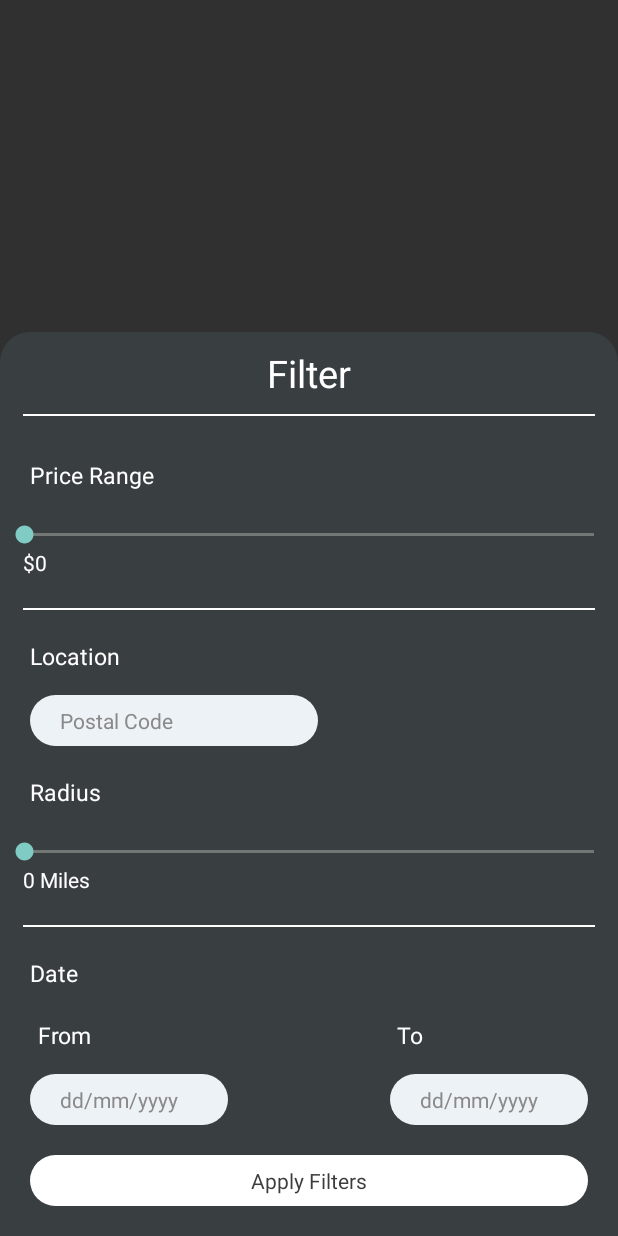
After one commit to premraval-pr/EOR, an Android app: the fragment FilterFragment shown on its own in the app's theme, on a phone screen of 412 x 824 dp. The commit adds this screen. Run offline under Robolectric (Android 15) with nearby library versions, the phone set to English and light mode, and no system bars.

Commit message:
Filter Commit

```diff
--- /dev/null
+++ b/app/src/main/java/com/example/eor/FilterFragment.java
@@ -0,0 +1,175 @@
+package com.example.eor;
+
+import android.app.DatePickerDialog;
+import android.content.Intent;
+import android.os.Bundle;
+import android.view.LayoutInflater;
+import android.view.View;
+import android.view.ViewGroup;
+import android.widget.DatePicker;
+import android.widget.EditText;
+import android.widget.SeekBar;
+import android.widget.TextView;
+import androidx.annotation.NonNull;
+import androidx.annotation.Nullable;
+import androidx.fragment.app.Fragment;
+
+
+
+import java.util.Calendar;
+
+public class FilterFragment extends Fragment {
+    DatePickerDialog picker;
+    public View __view_filter;
+    public TextView __textview_filter;
+
+
+
+
+    @Nullable
+    @Override
+    public View onCreateView(@NonNull LayoutInflater inflater, @Nullable final ViewGroup container, @Nullable Bundle savedInstanceState) {
+        __view_filter = inflater.inflate(R.layout.layout_filterposts,container,false);
+        __textview_filter = __view_filter.findViewById(R.id.__textview_FilterBtn);
+        __textview_filter.setOnClickListener(new View.OnClickListener() {
+            @Override
+            public void onClick(View v) {
+
+
+                EditText postalcode = __view_filter.findViewById(R.id.__edittext_location_filter);
+                String s_postalcode = postalcode.getText().toString();
+
+                SeekBar radiusValue = __view_filter.findViewById(R.id.__seekbar_radius);
+                int seekbar_radiusValue  = radiusValue.getProgress();
+
+
+                EditText datePickerDialogFrom = __view_filter.findViewById(R.id.__edittext_dateFrom_filter);
+                String s_datePickerDialogFrom = datePickerDialogFrom.getText().toString();
+
+                EditText datePickerDialogTo = __view_filter.findViewById(R.id.__edittext_dateTo_filter);
+                String s_datePickerDialogTo = datePickerDialogTo.getText().toString();
+
+
+
+                Intent intent = new Intent(getActivity(), SlidingDrawerActivity.class);
+                intent.putExtra("postalcode",s_postalcode);
+                intent.putExtra("Radius",seekbar_radiusValue);
+                intent.putExtra("From",s_datePickerDialogFrom);
+                intent.putExtra("To",s_datePickerDialogTo);
+                startActivity(intent);
+
+
+            }
+        });
+        final EditText __edittextFromDate = __view_filter.findViewById(R.id.__edittext_dateFrom_filter);
+        __edittextFromDate.setOnClickListener(new View.OnClickListener() {
+            @Override
+            public void onClick(View v) {
+                final Calendar cldr = Calendar.getInstance();
+                int day = cldr.get(Calendar.DAY_OF_MONTH);
+                int month = cldr.get(Calendar.MONTH);
+                int year = cldr.get(Calendar.YEAR);
+                picker = new DatePickerDialog(getContext(), new DatePickerDialog.OnDateSetListener() {
+                    @Override
+                    public void onDateSet(DatePicker view, int year, int month, int dayOfMonth) {
+                        __edittextFromDate.setText(dayOfMonth+"/"+(month+1)+"/"+year);
+                    }
+                },year,month,day);
+                picker.show();
+            }
+        });
+
+
+
+        final EditText __edittextToDate = __view_filter.findViewById(R.id.__edittext_dateTo_filter);
+        __edittextToDate.setOnClickListener(new View.OnClickListener() {
+            @Override
+            public void onClick(View v) {
+                final Calendar cldr = Calendar.getInstance();
+                int day = cldr.get(Calendar.DAY_OF_MONTH);
+                int month = cldr.get(Calendar.MONTH);
+                int year = cldr.get(Calendar.YEAR);
+                picker = new DatePickerDialog(getContext(), new DatePickerDialog.OnDateSetListener() {
+                    @Override
+                    public void onDateSet(DatePicker view, int year, int month, int dayOfMonth) {
+                        __edittextToDate.setText(dayOfMonth+"/"+(month+1)+"/"+year);
+                    }
+                },year,month,day);
+                picker.show();
+            }
+        });
+
+        SeekBar seekBarPrice_filter = __view_filter.findViewById(R.id.__seekbar_pricerange);
+
+        seekBarPrice_filter.setOnSeekBarChangeListener(new SeekBar.OnSeekBarChangeListener() {
+            @Override
+            public void onProgressChanged(SeekBar seekBar, int progress, boolean fromUser) {
+                TextView tv = __view_filter.findViewById(R.id.__textview_PriceRangeValue);
+                tv.setText(String.valueOf("$"+progress));
+
+
+                int width = seekBar.getWidth() - seekBar.getPaddingLeft() - seekBar.getPaddingRight();
+                int thumbPos = seekBar.getPaddingLeft() + width * seekBar.getProgress() / seekBar.getMax();
+
+                tv.measure(0, 0);
+                float txtW = tv.getMeasuredWidth();
+                float delta = txtW / 2;
+                tv.setX(seekBar.getX() + thumbPos - delta);
+            }
+
+            @Override
+            public void onStartTrackingTouch(SeekBar seekBar) {
+
+            }
+
+            @Override
+            public void onStopTrackingTouch(SeekBar seekBar) {
+
+            }
+        });
+
+
+
+        SeekBar seekBarRadius_filter = __view_filter.findViewById(R.id.__seekbar_radius);
+
+        seekBarRadius_filter.setOnSeekBarChangeListener(new SeekBar.OnSeekBarChangeListener() {
+            @Override
+            public void onProgressChanged(SeekBar seekBar, int progress, boolean fromUser) {
+                TextView tv = __view_filter.findViewById(R.id.__textview_RadiusValue);
+                tv.setText((progress+" Miles"));
+
+
+                int width = seekBar.getWidth() - seekBar.getPaddingLeft() - seekBar.getPaddingRight();
+                int thumbPos = seekBar.getPaddingLeft() + width * seekBar.getProgress() / seekBar.getMax();
+
+                tv.measure(0, 0);
+                int txtW = tv.getMeasuredWidth();
+                int delta = txtW / 2;
+                tv.setX(seekBar.getX() + thumbPos - delta);
+            }
+
+            @Override
+            public void onStartTrackingTouch(SeekBar seekBar) {
+
+            }
+
+            @Override
+            public void onStopTrackingTouch(SeekBar seekBar) {
+
+            }
+        });
+
+
+
+
+
+        return  __view_filter;
+
+
+
+    }
+
+
+    public FilterFragment() {
+    }
+}
--- a/app/src/main/java/com/example/eor/HomeFragment.java
+++ b/app/src/main/java/com/example/eor/HomeFragment.java
@@ -2,6 +2,7 @@ package com.example.eor;
 
 import android.content.Intent;
 import android.os.Bundle;
+import android.transition.Slide;
 import android.view.LayoutInflater;
 import android.view.View;
 import android.view.ViewGroup;
@@ -12,10 +13,12 @@ import android.widget.Toast;
 import androidx.annotation.Nullable;
 import androidx.annotation.NonNull;
 import androidx.fragment.app.Fragment;
+import androidx.fragment.app.FragmentTransaction;
 import androidx.lifecycle.Observer;
 import androidx.lifecycle.ViewModelProviders;
 import androidx.recyclerview.widget.LinearLayoutManager;
 import androidx.recyclerview.widget.RecyclerView;
+import androidx.viewpager.widget.ViewPager;
 
 import java.util.List;
 
@@ -25,6 +28,8 @@ public class HomeFragment extends Fragment implements ItemListener_ExplorePostsA
     Button __button_Post;
     List<ExplorePost_Model> list;
     ExplorePost_DAO explorePost_dao;
+
+    Button __button_filter;
     @Nullable
     @Override
     public View onCreateView(@NonNull LayoutInflater inflater, @Nullable ViewGroup container, @Nullable Bundle savedInstanceState) {
@@ -45,9 +50,25 @@ public class HomeFragment extends Fragment implements ItemListener_ExplorePostsA
                 startActivity(intent);
             }
         });
+
+        __button_filter = inboxView.findViewById(R.id.__button_filter);
+
+        __button_filter.setOnClickListener(new View.OnClickListener() {
+            @Override
+            public void onClick(View v) {
+                FilterFragment filterFragment = new FilterFragment();
+                filterFragment.setEnterTransition(new Slide());
+                filterFragment.setReturnTransition(new Slide());
+                FragmentTransaction transaction = getFragmentManager().beginTransaction();
+                transaction.replace(R.id.__constraintlayout_mainscreen_filter,filterFragment);
+                __button_Post.setVisibility(View.GONE);
+                __button_filter.setVisibility(View.GONE);
+                transaction.addToBackStack(null);
+                transaction.commit();
+            }
+        });
         return inboxView;
     }
-
     @Override
     public void onCLickPost(int position) {
         Intent intent = new Intent(getContext(),PostDescActivity.class);
--- /dev/null
+++ b/app/src/main/res/drawable-v24/layout_roundbackground_half.xml
@@ -0,0 +1,8 @@
+<?xml version="1.0" encoding="utf-8"?>
+<shape xmlns:android="http://schemas.android.com/apk/res/android"
+    android:shape="rectangle">
+    <solid android:color="#ffffff"/>
+    <corners
+        android:topLeftRadius="20dp"
+        android:topRightRadius="20dp"/>
+</shape>
--- a/app/src/main/res/layout/fragment_home.xml
+++ b/app/src/main/res/layout/fragment_home.xml
@@ -4,7 +4,8 @@
     xmlns:tools="http://schemas.android.com/tools"
     android:layout_width="match_parent"
     android:layout_height="match_parent"
-    android:background="#fff">
+    android:background="#fff"
+    android:id="@+id/__constraintlayout_mainscreen_filter">
 
     <androidx.recyclerview.widget.RecyclerView
         android:id="@+id/__recylerview_mainContent"
@@ -34,6 +35,22 @@
         android:paddingBottom="5dp"
         android:textColor="#fff"
         />
+    <androidx.viewpager.widget.ViewPager
+        android:id="@+id/__viewpager_pager_filter"
+        android:layout_width="match_parent"
+        android:layout_height="match_parent"
+        android:layout_gravity="center"
+        tools:context=".MainActivity"/>
+
+    <Button
+        android:layout_width="match_parent"
+        android:layout_height="wrap_content"
+        android:text="Filter"
+        android:id="@+id/__button_filter"
+        android:background="@drawable/layout_roundbackground_half"
+        android:backgroundTint="@color/__primaryDarkBackground"
+        app:layout_constraintBottom_toBottomOf="parent"/>
+
 
 
 </androidx.constraintlayout.widget.ConstraintLayout>
--- /dev/null
+++ b/app/src/main/res/layout/layout_filterposts.xml
@@ -0,0 +1,291 @@
+<?xml version="1.0" encoding="utf-8"?>
+<!--
+Page Use: Layout Filter XML
+Date Created: March 22,2020
+Author: Karan Patel
+-->
+<androidx.constraintlayout.widget.ConstraintLayout xmlns:android="http://schemas.android.com/apk/res/android"
+    android:layout_width="match_parent"
+    android:layout_height="match_parent"
+    xmlns:app="http://schemas.android.com/apk/res-auto"
+    android:id="@+id/__constraintlayout_filter">
+
+    <androidx.constraintlayout.widget.ConstraintLayout
+        android:layout_width="match_parent"
+        android:layout_height="wrap_content"
+        android:id="@+id/__constraintlayout_inner_filter"
+        android:background="@drawable/layout_roundbackground_half"
+        android:backgroundTint="@color/__primaryDarkBackground"
+        app:layout_constraintBottom_toBottomOf="parent">
+
+
+
+        <TextView
+            android:id="@+id/__textview_Filter"
+            android:layout_width="wrap_content"
+            android:layout_height="wrap_content"
+            android:text="Filter"
+            android:textColor="#fff"
+            android:textSize="25sp"
+            app:layout_constraintStart_toStartOf="parent"
+            app:layout_constraintEnd_toEndOf="parent"
+            android:paddingTop="10dp"
+            app:layout_constraintBottom_toTopOf="@id/__view_hr1"
+            />
+
+        <View android:background="#fff"
+            android:id="@+id/__view_hr1"
+            android:layout_width = "match_parent"
+            android:layout_height="1dp"
+            app:layout_constraintTop_toBottomOf="@id/__textview_Filter"
+            android:layout_marginHorizontal="15dp"
+            android:layout_marginTop="10dp"
+            />
+
+
+        <TextView
+            android:id="@+id/__textview_PriceRange"
+            android:layout_width="wrap_content"
+            android:layout_height="wrap_content"
+            android:text="Price Range"
+            android:textSize="15sp"
+            android:textColor="#fff"
+            app:layout_constraintTop_toBottomOf="@id/__textview_Filter"
+            app:layout_constraintStart_toStartOf="parent"
+            android:paddingLeft="20sp"
+            android:paddingTop="40dp"
+            />
+
+
+
+        <SeekBar
+            android:layout_width="match_parent"
+            android:layout_height="wrap_content"
+            android:id="@+id/__seekbar_pricerange"
+            app:layout_constraintStart_toStartOf="parent"
+            app:layout_constraintEnd_toEndOf="parent"
+            app:layout_constraintTop_toBottomOf="@id/__textview_PriceRange"
+            android:paddingLeft="20sp"
+            android:paddingTop="20dp"
+            android:max="1000"
+            android:min="0"
+            android:progressBackgroundTint="@color/__primaryLightBackground"
+            />
+
+
+        <TextView
+            android:id="@+id/__textview_PriceRangeValue"
+            android:layout_width="wrap_content"
+            android:layout_height="wrap_content"
+            android:text="$0"
+            app:layout_constraintTop_toBottomOf="@id/__seekbar_pricerange"
+            app:layout_constraintStart_toStartOf="@id/__seekbar_pricerange"
+            android:layout_marginHorizontal="15dp"
+            android:textColor="#fff"
+            />
+
+
+        <View android:background="#fff"
+            android:id="@+id/__view_hr2"
+            android:layout_width = "match_parent"
+            android:layout_height="1dp"
+            app:layout_constraintTop_toBottomOf="@id/__seekbar_pricerange"
+            android:layout_marginHorizontal="15dp"
+            android:layout_marginTop="40dp"
+            />
+
+
+        <TextView
+            android:id="@+id/__textview_Location_filter"
+            android:layout_width="wrap_content"
+            android:layout_height="wrap_content"
+            android:text="Location"
+            android:textSize="15sp"
+            android:textColor="#fff"
+            app:layout_constraintTop_toBottomOf="@id/__view_hr2"
+            app:layout_constraintStart_toStartOf="parent"
+            android:paddingLeft="20sp"
+            android:paddingTop="20dp"
+            />
+
+
+        <EditText
+            android:layout_width="match_parent"
+            android:layout_height="wrap_content"
+            android:id="@+id/__edittext_location_filter"
+            android:textSize="14sp"
+            android:hint="Postal Code"
+            android:backgroundTint="@color/__inputBackground"
+            app:layout_constraintTop_toBottomOf="@id/__textview_Location_filter"
+            app:layout_constraintStart_toStartOf="parent"
+            app:layout_constraintEnd_toEndOf="parent"
+            app:layout_constraintBottom_toTopOf="@id/__textview_Radius_filter"
+            android:padding="7dp"
+            android:textColorHint="@color/__hintColor"
+            android:textColor="@color/__textColor"
+            android:layout_marginTop="15dp"
+            android:paddingStart="20dp"
+            android:layout_marginStart="20dp"
+            android:layout_marginEnd="200dp"
+            android:background="@drawable/layout_roundbackground"
+            android:maxLines="1"/>
+
+
+        <TextView
+            android:id="@+id/__textview_Radius_filter"
+            android:layout_width="wrap_content"
+            android:layout_height="wrap_content"
+            android:text="Radius"
+            android:textSize="15sp"
+            android:textColor="#fff"
+            app:layout_constraintTop_toBottomOf="@id/__edittext_location_filter"
+            app:layout_constraintStart_toStartOf="parent"
+            android:paddingLeft="20sp"
+            android:paddingTop="20dp"
+            />
+
+
+
+        <SeekBar
+            android:layout_width="match_parent"
+            android:layout_height="wrap_content"
+            android:id="@+id/__seekbar_radius"
+            app:layout_constraintStart_toStartOf="parent"
+            app:layout_constraintEnd_toEndOf="parent"
+            app:layout_constraintTop_toBottomOf="@id/__textview_Radius_filter"
+            android:paddingLeft="20sp"
+            android:paddingTop="20dp"
+            android:max="100"
+            android:min="0"
+            android:progressBackgroundTint="@color/__primaryLightBackground"
+            />
+
+
+
+        <TextView
+            android:id="@+id/__textview_RadiusValue"
+            android:layout_width="wrap_content"
+            android:layout_height="wrap_content"
+            android:text="0 Miles"
+            app:layout_constraintTop_toBottomOf="@id/__seekbar_radius"
+            app:layout_constraintStart_toStartOf="@id/__seekbar_radius"
+            android:layout_marginHorizontal="15dp"
+            android:textColor="#fff"
+            />
+
+
+        <View android:background="#fff"
+            android:id="@+id/__view_hr3"
+            android:layout_width = "match_parent"
+            android:layout_height="1dp"
+            app:layout_constraintTop_toBottomOf="@id/__seekbar_radius"
+            android:layout_marginHorizontal="15dp"
+            android:layout_marginTop="40dp"
+            />
+
+
+
+        <TextView
+            android:id="@+id/__textview_Date_filter"
+            android:layout_width="wrap_content"
+            android:layout_height="wrap_content"
+            android:text="Date"
+            android:textSize="15sp"
+            android:textColor="#fff"
+            app:layout_constraintTop_toBottomOf="@id/__view_hr3"
+            app:layout_constraintStart_toStartOf="parent"
+            android:paddingLeft="20sp"
+            android:paddingTop="20dp"
+            />
+
+        <TextView
+            android:id="@+id/__textview_From_filter"
+            android:layout_width="wrap_content"
+            android:layout_height="wrap_content"
+            android:text="From"
+            android:textSize="15sp"
+            android:textColor="#fff"
+            app:layout_constraintTop_toBottomOf="@id/__textview_Date_filter"
+            app:layout_constraintStart_toStartOf="parent"
+            android:paddingLeft="25sp"
+            android:paddingTop="20dp"
+            />
+
+        <TextView
+            android:id="@+id/__textview_To_filter"
+            android:layout_width="wrap_content"
+            android:layout_height="wrap_content"
+            android:text="To"
+            android:textSize="15sp"
+            android:textColor="#fff"
+            app:layout_constraintTop_toBottomOf="@id/__textview_Date_filter"
+            app:layout_constraintEnd_toEndOf="parent"
+            android:paddingRight="130sp"
+            android:paddingTop="20dp"
+            />
+
+
+        <EditText
+            android:layout_width="match_parent"
+            android:layout_height="wrap_content"
+            android:id="@+id/__edittext_dateFrom_filter"
+            android:textSize="14sp"
+            android:backgroundTint="@color/__inputBackground"
+            app:layout_constraintTop_toBottomOf="@id/__textview_From_filter"
+            app:layout_constraintStart_toStartOf="parent"
+            app:layout_constraintEnd_toEndOf="parent"
+            android:padding="7dp"
+            android:layout_marginTop="15dp"
+            android:paddingStart="20dp"
+            android:hint="dd/mm/yyyy"
+            android:textColorHint="@color/__hintColor"
+            android:textColor="@color/__textColor"
+            android:layout_marginStart="20dp"
+            android:layout_marginEnd="260dp"
+            android:background="@drawable/layout_roundbackground"
+            android:maxLines="1"
+            android:editable="false"/>
+
+        <EditText
+            android:layout_width="match_parent"
+            android:layout_height="wrap_content"
+            android:id="@+id/__edittext_dateTo_filter"
+            android:textSize="14sp"
+            android:hint="dd/mm/yyyy"
+            android:backgroundTint="@color/__inputBackground"
+            app:layout_constraintTop_toBottomOf="@id/__textview_To_filter"
+            app:layout_constraintStart_toStartOf="@id/__textview_To_filter"
+            app:layout_constraintEnd_toEndOf="parent"
+            android:padding="7dp"
+            android:layout_marginTop="15dp"
+            android:paddingStart="20dp"
+            android:textColorHint="@color/__hintColor"
+            android:textColor="@color/__textColor"
+            android:layout_marginStart="260dp"
+            android:layout_marginEnd="20dp"
+            android:background="@drawable/layout_roundbackground"
+            android:maxLines="1"
+            android:editable="false"/>
+
+        <TextView
+            android:id="@+id/__textview_FilterBtn"
+            android:layout_width="match_parent"
+            android:layout_height="wrap_content"
+            android:text="Apply Filters"
+            android:background="@drawable/layout_roundbackground"
+            app:layout_constraintTop_toBottomOf="@id/__edittext_dateFrom_filter"
+            app:layout_constraintLeft_toLeftOf="parent"
+            app:layout_constraintRight_toRightOf="parent"
+            android:layout_margin="20dp"
+            android:gravity="center"
+            android:textSize="14sp"
+            android:textColor="@color/__textColor"
+            android:padding="7dp"
+            app:layout_constraintBottom_toBottomOf="parent"
+            />
+
+
+    </androidx.constraintlayout.widget.ConstraintLayout>
+
+
+</androidx.constraintlayout.widget.ConstraintLayout>
```
